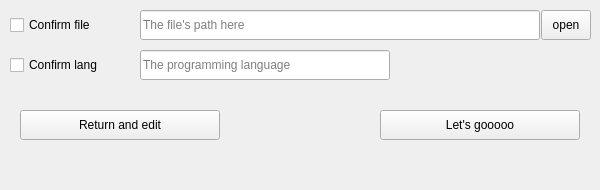
Before: the Qt Designer form edit.ui in Dm1tryb1t/HW3, drawn with Qt 5.
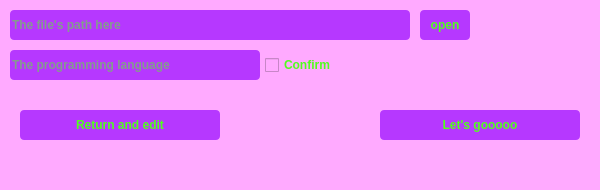
After: the same form once the commit is applied. Icons and pictures are not drawn.

The edit to the form file:
```diff
--- a/edit.ui
+++ b/edit.ui
@@ -25,15 +25,36 @@
   <property name="windowTitle">
    <string>Form</string>
   </property>
+  <property name="windowIcon">
+   <iconset resource="sss.qrc">
+    <normaloff>:/icons/comp.jpg</normaloff>:/icons/comp.jpg</iconset>
+  </property>
+  <property name="styleSheet">
+   <string notr="true">QWidget{
+background:rgb(255, 170, 255)
+}</string>
+  </property>
   <widget class="QLineEdit" name="lineEdit">
    <property name="geometry">
     <rect>
-     <x>140</x>
+     <x>10</x>
      <y>10</y>
      <width>400</width>
      <height>30</height>
     </rect>
    </property>
+   <property name="font">
+    <font>
+     <bold>true</bold>
+    </font>
+   </property>
+   <property name="styleSheet">
+    <string notr="true">QLineEdit{
+	color: rgb(81, 255, 28);
+	background-color: rgb(182, 56, 255);
+	border-radius:4;
+}</string>
+   </property>
    <property name="readOnly">
     <bool>true</bool>
    </property>
@@ -44,15 +65,30 @@
   <widget class="QToolButton" name="toolButton">
    <property name="geometry">
     <rect>
-     <x>541</x>
+     <x>420</x>
      <y>10</y>
      <width>50</width>
      <height>30</height>
     </rect>
    </property>
+   <property name="font">
+    <font>
+     <bold>true</bold>
+    </font>
+   </property>
    <property name="cursor">
     <cursorShape>PointingHandCursor</cursorShape>
    </property>
+   <property name="styleSheet">
+    <string notr="true">QToolButton{
+	color: rgb(81, 255, 28);
+	background-color: rgb(182, 56, 255);
+	border-radius:4;
+}
+QToolButton:hover{
+	background-color: rgb(242, 101, 255)
+}</string>
+   </property>
    <property name="text">
     <string>open</string>
    </property>
@@ -60,12 +96,24 @@
   <widget class="QLineEdit" name="lineEdit_2">
    <property name="geometry">
     <rect>
-     <x>140</x>
+     <x>10</x>
      <y>50</y>
      <width>250</width>
      <height>30</height>
     </rect>
    </property>
+   <property name="font">
+    <font>
+     <bold>true</bold>
+    </font>
+   </property>
+   <property name="styleSheet">
+    <string notr="true">QLineEdit{
+	color: rgb(81, 255, 28);
+	background-color: rgb(182, 56, 255);
+	border-radius:4;
+}</string>
+   </property>
    <property name="readOnly">
     <bool>true</bool>
    </property>
@@ -76,27 +124,24 @@
   <widget class="QCheckBox" name="checkBox">
    <property name="geometry">
     <rect>
-     <x>10</x>
-     <y>10</y>
-     <width>120</width>
-     <height>30</height>
-    </rect>
-   </property>
-   <property name="text">
-    <string>Confirm file</string>
-   </property>
-  </widget>
-  <widget class="QCheckBox" name="checkBox_2">
-   <property name="geometry">
-    <rect>
-     <x>10</x>
+     <x>265</x>
      <y>50</y>
      <width>120</width>
      <height>30</height>
     </rect>
    </property>
+   <property name="font">
+    <font>
+     <bold>true</bold>
+    </font>
+   </property>
+   <property name="styleSheet">
+    <string notr="true">QCheckBox{
+	color: rgb(81, 255, 28);
+}</string>
+   </property>
    <property name="text">
-    <string>Confirm lang</string>
+    <string>Confirm</string>
    </property>
   </widget>
   <widget class="QPushButton" name="pushButton">
@@ -108,6 +153,21 @@
      <height>30</height>
     </rect>
    </property>
+   <property name="font">
+    <font>
+     <bold>true</bold>
+    </font>
+   </property>
+   <property name="styleSheet">
+    <string notr="true">QPushButton{
+	color: rgb(81, 255, 28);
+	background-color: rgb(182, 56, 255);
+	border-radius:4;
+}
+QPushButton:hover{
+	background-color: rgb(242, 101, 255)
+}</string>
+   </property>
    <property name="text">
     <string>Let's gooooo</string>
    </property>
@@ -121,6 +181,21 @@
      <height>30</height>
     </rect>
    </property>
+   <property name="font">
+    <font>
+     <bold>true</bold>
+    </font>
+   </property>
+   <property name="styleSheet">
+    <string notr="true">QPushButton{
+	color: rgb(81, 255, 28);
+	background-color: rgb(182, 56, 255);
+	border-radius:4;
+}
+QPushButton:hover{
+	background-color: rgb(242, 101, 255)
+}</string>
+   </property>
    <property name="text">
     <string>Return and edit</string>
    </property>
```
Left out of the diff: 4 changed lines with no effect on the pictures.
